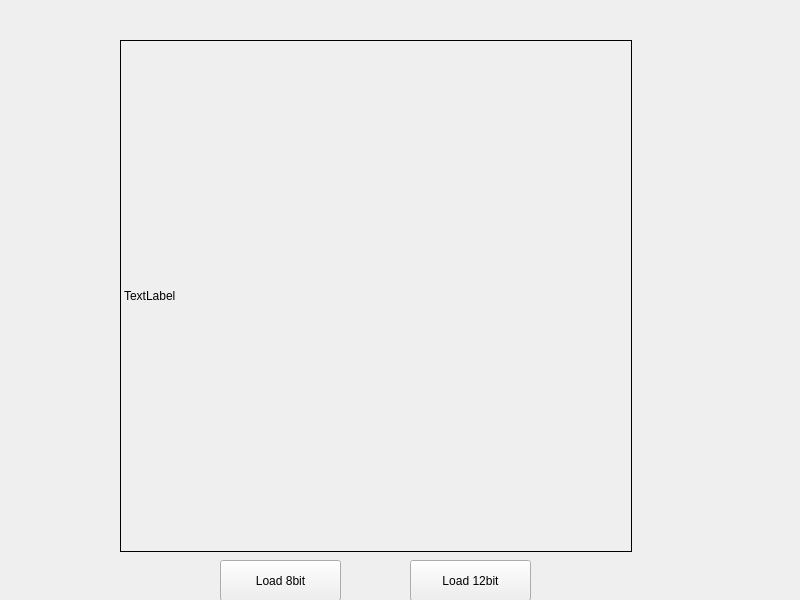
This is widget.ui in ViolaValery/medizintechnik_ct_scan as Qt 5 draws it before an edit. The edited form follows.
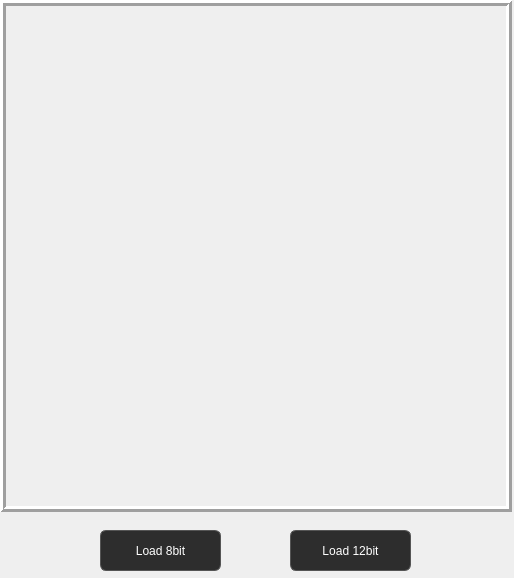
This is the edited form.

The edit to the form file:
```diff
--- a/widget.ui
+++ b/widget.ui
@@ -6,18 +6,38 @@
    <rect>
     <x>0</x>
     <y>0</y>
-    <width>800</width>
-    <height>600</height>
+    <width>514</width>
+    <height>578</height>
    </rect>
   </property>
   <property name="windowTitle">
-   <string>Widget</string>
+   <string>CT Scan</string>
+  </property>
+  <property name="autoFillBackground">
+   <bool>true</bool>
+  </property>
+  <property name="styleSheet">
+   <string notr="true">QPushButton {
+    background-color: #2d2d2d;
+    color: white;
+    border-radius: 6px;
+    padding: 6px 12px;
+    border: 1px solid #555;
+}
+
+QPushButton:hover {
+    background-color: #3d3d3d;
+}
+
+QPushButton:pressed {
+    background-color: #1a1a1a;
+}</string>
   </property>
   <widget class="QLabel" name="label_image">
    <property name="geometry">
     <rect>
-     <x>120</x>
-     <y>40</y>
+     <x>0</x>
+     <y>0</y>
      <width>512</width>
      <height>512</height>
     </rect>
@@ -25,15 +45,21 @@
    <property name="frameShape">
     <enum>QFrame::Shape::Box</enum>
    </property>
+   <property name="frameShadow">
+    <enum>QFrame::Shadow::Raised</enum>
+   </property>
+   <property name="lineWidth">
+    <number>3</number>
+   </property>
    <property name="text">
-    <string>TextLabel</string>
+    <string/>
    </property>
   </widget>
   <widget class="QPushButton" name="pushButton_pixel">
    <property name="geometry">
     <rect>
-     <x>220</x>
-     <y>560</y>
+     <x>100</x>
+     <y>530</y>
      <width>121</width>
      <height>41</height>
     </rect>
@@ -45,8 +71,8 @@
   <widget class="QPushButton" name="pushButton_load12bit">
    <property name="geometry">
     <rect>
-     <x>410</x>
-     <y>560</y>
+     <x>290</x>
+     <y>530</y>
      <width>121</width>
      <height>41</height>
     </rect>
```
